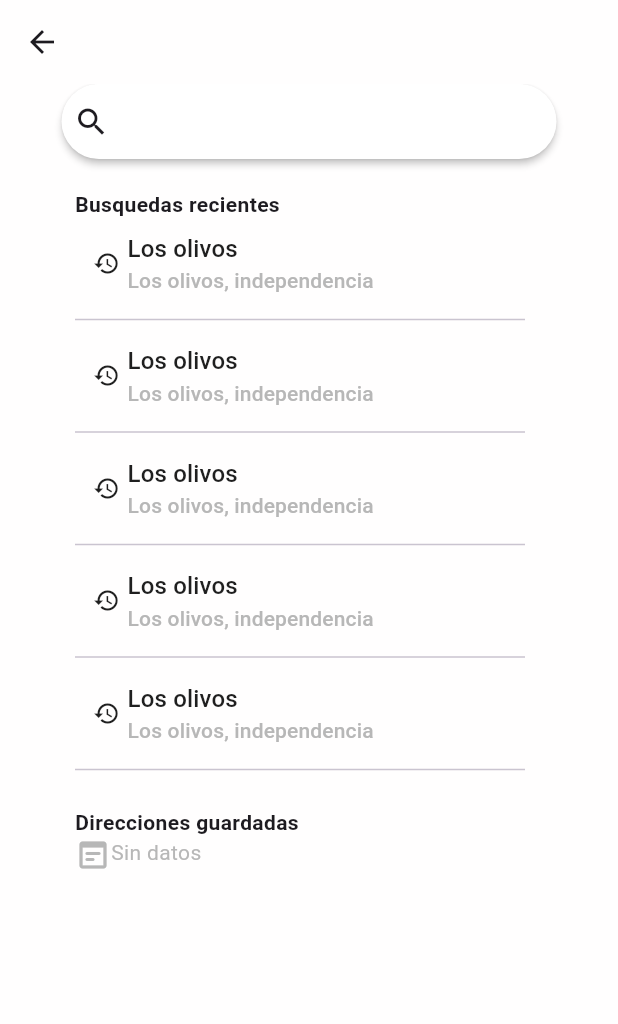
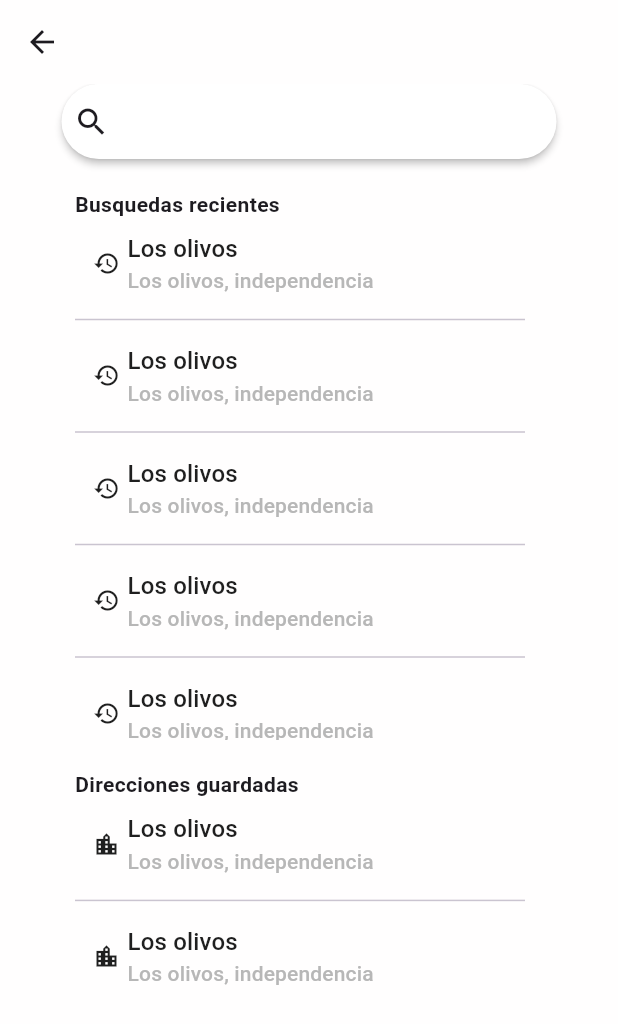
Before and after one commit to Esclender/grassport_app, a Flutter app: the SelectCurrentLocation screen opened by its route, on a phone screen of 412 x 824 dp. Shown: the top 1024 px of the screen. Run offline on Flutter 3.47's test engine with Material 2 defaults, Android fonts, the phone set to English and light mode, and no system bars; our stand-ins replace bloc, flutter_bloc, flutter_svg, gap, hexcolor; Roboto replaces fonts that are missing (blinker).

Commit message:
Avance aa2 commit

```diff
--- a/lib/main.dart
+++ b/lib/main.dart
@@ -2,6 +2,8 @@ import 'package:flutter/material.dart';
 import 'package:flutter_bloc/flutter_bloc.dart';
 import 'package:grassport_app/presentation/bloc/charge/bloc.dart';
 import 'package:grassport_app/presentation/bloc/locations/blocs.dart';
+import 'package:grassport_app/presentation/bloc/nearCanchas/blocs.dart';
+import 'package:grassport_app/presentation/bloc/savedLocations/blocs.dart';
 import 'package:grassport_app/presentation/bloc/startAppBloc/blocs.dart';
 import 'package:grassport_app/presentation/router/starting_app_routes.dart';
 import 'package:grassport_app/presentation/screens/StartingApp/start.dart';
@@ -20,6 +22,8 @@ class BlocsProvider extends StatelessWidget {
         BlocProvider(create: (context) => NextSwipers()),
         BlocProvider(create: (context) => SelectLocation()),
         BlocProvider(create: (context) => ChargeRoute()),
+        BlocProvider(create: (context) => NearCanchas()),
+        BlocProvider(create: (context) => SavedLocations()),
       ],
       child: const MyApp(),
     );
@@ -35,7 +39,7 @@ class MyApp extends StatelessWidget {
     return MaterialApp(
       debugShowCheckedModeBanner: false,
       onGenerateRoute: MyRouters.generateRoute,
-      initialRoute: routeStartApp,
+      initialRoute: routeStartApp, //routeStartApp
       theme: ThemeData(
         fontFamily: 'blinker',
         useMaterial3: true,
--- /dev/null
+++ b/lib/presentation/bloc/nearCanchas/blocs.dart
@@ -0,0 +1,48 @@
+import 'package:flutter_bloc/flutter_bloc.dart';
+
+const nearCanchas = [
+  {
+    "nombre": "Cancha 002",
+    "rating": 3,
+    "direccion": "Av Mexio, Surco, Peru",
+    "horario": {"start": "10:00", "end": "19:00"},
+    "img":
+        "https://ichef.bbci.co.uk/news/640/cpsprodpb/238D/production/_95410190_gettyimages-488144002.jpg"
+  },
+  {
+    "nombre": "Cancha 002",
+    "rating": 3,
+    "direccion": "Av Mexio, Surco, Peru",
+    "horario": {"start": "10:00", "end": "19:00"},
+    "img":
+        "https://ichef.bbci.co.uk/news/640/cpsprodpb/238D/production/_95410190_gettyimages-488144002.jpg"
+  },
+  {
+    "nombre": "Cancha 002",
+    "rating": 3,
+    "direccion": "Av Mexio, Surco, Peru",
+    "horario": {"start": "10:00", "end": "19:00"},
+    "img":
+        "https://ichef.bbci.co.uk/news/640/cpsprodpb/238D/production/_95410190_gettyimages-488144002.jpg"
+  },
+  {
+    "nombre": "Cancha 002",
+    "rating": 3,
+    "direccion": "Av Mexio, Surco, Peru",
+    "horario": {"start": "10:00", "end": "19:00"},
+    "img":
+        "https://ichef.bbci.co.uk/news/640/cpsprodpb/238D/production/_95410190_gettyimages-488144002.jpg"
+  },
+  {
+    "nombre": "Cancha 002",
+    "rating": 3,
+    "direccion": "Av Mexio, Surco, Peru",
+    "horario": {"start": "10:00", "end": "19:00"},
+    "img":
+        "https://ichef.bbci.co.uk/news/640/cpsprodpb/238D/production/_95410190_gettyimages-488144002.jpg"
+  },
+];
+
+class NearCanchas extends Cubit<List> {
+  NearCanchas() : super(nearCanchas);
+}
--- a/lib/presentation/components/location_search_list_items.dart
+++ b/lib/presentation/components/location_search_list_items.dart
@@ -1,4 +1,7 @@
 import 'package:flutter/material.dart';
+import 'package:flutter_bloc/flutter_bloc.dart';
+import 'package:grassport_app/presentation/bloc/charge/bloc.dart';
+import 'package:grassport_app/presentation/router/starting_app_routes.dart';
 import 'package:grassport_app/presentation/styles/colors.dart';
 
 class LocationTag extends StatelessWidget {
@@ -16,9 +19,10 @@ class LocationTag extends StatelessWidget {
 
   @override
   Widget build(BuildContext context) {
+    context.read<ChargeRoute>().changeRoute(routeHomeApp);
     return TextButton(
       onPressed: () {
-        //Navigator.pushNamed(context, );
+        Navigator.pushNamed(context, routeCharge);
       },
       style: TextButton.styleFrom(foregroundColor: c9),
       child: Row(
--- a/lib/presentation/router/starting_app_routes.dart
+++ b/lib/presentation/router/starting_app_routes.dart
@@ -5,6 +5,7 @@ import 'package:grassport_app/presentation/screens/StartingApp/previews.dart';
 import 'package:grassport_app/presentation/screens/StartingApp/select_current_location.dart';
 import 'package:grassport_app/presentation/screens/StartingApp/start.dart';
 import 'package:grassport_app/presentation/screens/chargeScreens/main_charge.dart';
+import 'package:grassport_app/presentation/screens/home_app/home_view.dart';
 import 'package:grassport_app/presentation/styles/side_to_side_transition.dart';
 
 const String routeStartApp = '/start';
@@ -13,6 +14,7 @@ const String routePreviews = '/start/previews';
 const String routeLogin = '/start/login';
 const String routeAgreementLocation = '/agreementLocation';
 const String routeSelectLocation = '/agreementLocation/selectCurrentLocation';
+const String routeHomeApp = '/home';
 
 class MyRouters {
   static Route<dynamic> generateRoute(RouteSettings settings) {
@@ -29,6 +31,8 @@ class MyRouters {
         return SideToSideTransition(child: const AgreementLocation());
       case "/agreementLocation/selectCurrentLocation":
         return SideToSideTransition(child: const SelectCurrentLocation());
+      case "/home":
+        return SideToSideTransition(child: const HomeApp());
       default:
         return MaterialPageRoute(builder: (context) => const StartView());
     }
--- a/lib/presentation/screens/StartingApp/select_current_location.dart
+++ b/lib/presentation/screens/StartingApp/select_current_location.dart
@@ -15,17 +15,13 @@ class SelectCurrentLocation extends StatefulWidget {
 
 class _SelectCurrentState extends State<SelectCurrentLocation> {
   @override
-  void initState() {
-    super.initState();
-    SystemChrome.setSystemUIOverlayStyle(SystemModifiers.overlayLigth);
-  }
-
-  @override
   Widget build(BuildContext context) {
     final locationData = context.read<SelectLocation>();
     List registros = context.watch<SelectLocation>().getRegistros();
 
-    return Scaffold(
+    return AnnotatedRegion<SystemUiOverlayStyle>(
+        value: SystemModifiers.overlayLigth,
+        child: Scaffold(
           backgroundColor: c1,
           appBar: AppBar(
             surfaceTintColor: Colors.transparent,
@@ -44,7 +40,8 @@ class _SelectCurrentState extends State<SelectCurrentLocation> {
                 child: SearchBar(
                   backgroundColor: MaterialStateProperty.all(c2),
                   elevation: MaterialStateProperty.all(2.0),
-              constraints: const BoxConstraints(maxWidth: 330, minHeight: 50),
+                  constraints:
+                      const BoxConstraints(maxWidth: 330, minHeight: 50),
                   leading: const Icon(Icons.search),
                   onChanged: (_) {
                     if (_ == "") {
@@ -56,19 +53,33 @@ class _SelectCurrentState extends State<SelectCurrentLocation> {
                 ),
               ),
               SizedBox(
-            height: MediaQuery.of(context).size.height * .5,
-            child: Searching(historyData: locationData, registros: registros),
+                height: MediaQuery.of(context).size.height * .47,
+                child: Searching(
+                  historyData: locationData,
+                  registros: registros,
+                ),
               ),
               Expanded(
                 //height: MediaQuery.of(context).size.height * .5,
                 child: Searching(
                   historyData: locationData,
-              registros: const [],
+                  registros: const [
+                    {
+                      "leading": "place",
+                      "department": "Los olivos",
+                      "location": "Los olivos, independencia"
+                    },
+                    {
+                      "leading": "place",
+                      "department": "Los olivos",
+                      "location": "Los olivos, independencia"
+                    },
+                  ],
                   header: 2,
                 ),
               )
             ],
           ),
-    );
+        ));
   }
 }
--- a/lib/presentation/screens/chargeScreens/main_charge.dart
+++ b/lib/presentation/screens/chargeScreens/main_charge.dart
@@ -55,7 +55,9 @@ class _EffectIntroState extends State<EffectIntro>
   Widget build(context) {
     String currentRoute = context.read<ChargeRoute>().state;
 
-    return Container(
+    return AnnotatedRegion<SystemUiOverlayStyle>(
+      value: SystemModifiers.overlayDark,
+      child: Container(
         color: c1,
         child: Stack(
           alignment: Alignment.center,
@@ -72,6 +74,7 @@ class _EffectIntroState extends State<EffectIntro>
               route: currentRoute,
             )
           ],
+        ),
       ),
     );
   }
--- a/pubspec.yaml
+++ b/pubspec.yaml
@@ -64,6 +64,7 @@ flutter:
     - assets\images\preview-image2.png
     - assets\images\preview-image3.png
     - assets\images\icons8-logo-de-google.svg
+    - assets\images\Street_bg.png
 
   # An image asset can refer to one or more resolution-specific "variants", see
   # https://flutter.dev/assets-and-images/#resolution-aware
```
Also changed, not shown: lib/presentation/components/cancha_card.dart (added, +35 -0 lines), lib/presentation/components/home_badget.dart (added, +84 -0 lines), lib/presentation/screens/StartingApp/location_agree.dart (+6 -2 lines), lib/presentation/screens/StartingApp/login.dart (+4 -8 lines), lib/presentation/screens/StartingApp/previews.dart (+4 -7 lines), lib/presentation/screens/home_app/home_view.dart (added, +167 -0 lines), assets/images/Street_bg.png (added). Lines whose indentation alone changed are shown as unchanged.
